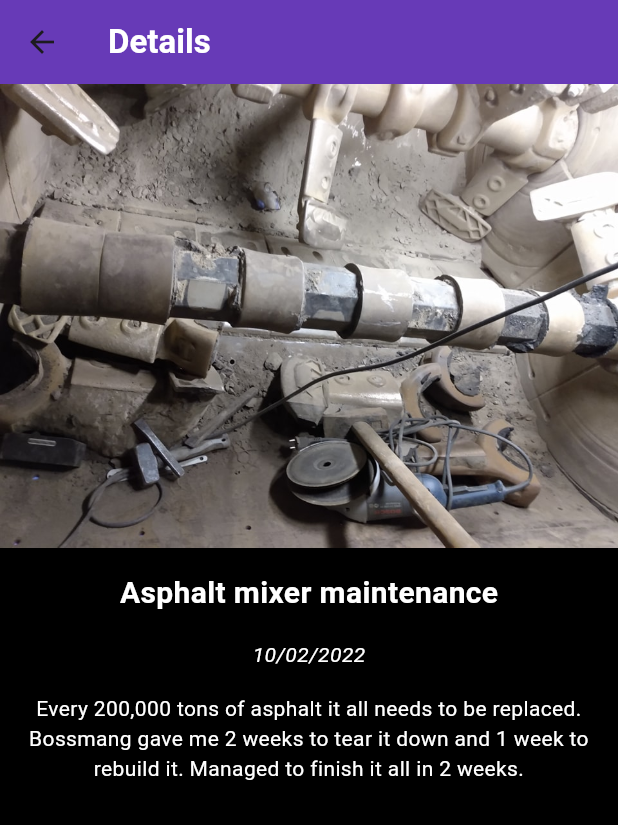
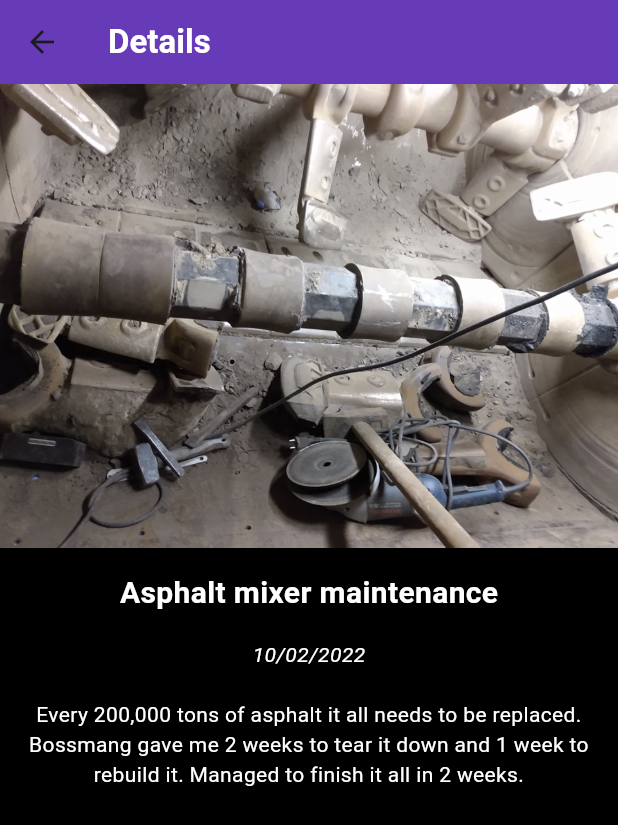
Before and after one commit to Gracelium64/image_galerie, a Flutter app: the screen it shows after launch, after a tap on "Asphalt mixer maintenance", on a phone screen of 412 x 824 dp. Shown: the top 825 px of the screen. Run offline on Flutter 3.47's test engine with Material 3 defaults, Android fonts, the phone set to English and light mode, and no system bars.

Commit message:
description padding

```diff
--- a/lib/detail_screen.dart
+++ b/lib/detail_screen.dart
@@ -47,7 +47,9 @@ class _DetailScreenState extends State<DetailScreen> {
             ),
 
            ),
-            Row(
+            Padding(
+              padding: const EdgeInsets.all(4),
+              child: Row(
                 children: [
                   Expanded(
                     child: Text(
@@ -60,6 +62,7 @@ class _DetailScreenState extends State<DetailScreen> {
                       ),
                      ],
                     ),
+            ),
      ],
     ),
    ),
```
Lines whose indentation alone changed are shown as unchanged.
